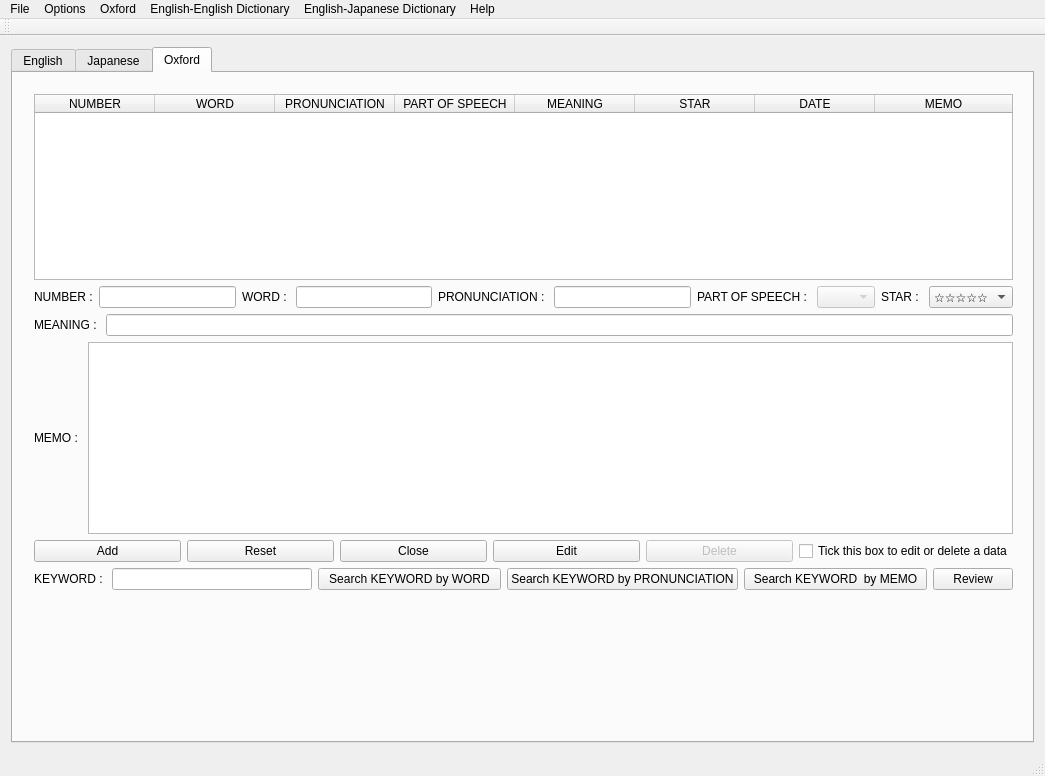
m-fujimoto/Word-savvy, file mainwindow.ui: the form before one commit.
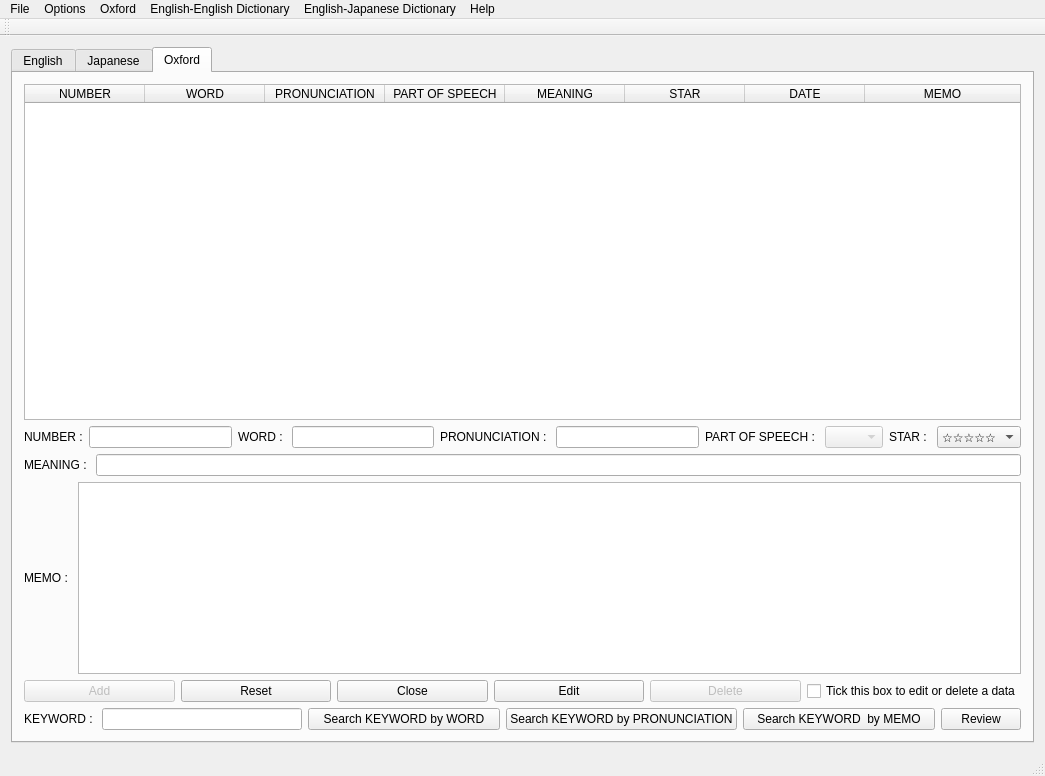
The form after the commit. Icons and pictures are not drawn.

Diff of the .ui file:
```diff
--- a/mainwindow.ui
+++ b/mainwindow.ui
@@ -27,7 +27,7 @@
    <string notr="true"/>
   </property>
   <widget class="QWidget" name="centralWidget">
-   <layout class="QHBoxLayout" name="horizontalLayout_3">
+   <layout class="QVBoxLayout" name="verticalLayout_4">
     <item>
      <widget class="QTabWidget" name="tabWidget">
       <property name="autoFillBackground">
@@ -695,15 +695,8 @@
        <attribute name="title">
         <string>Oxford</string>
        </attribute>
-       <widget class="QWidget" name="layoutWidget">
-        <property name="geometry">
-         <rect>
-          <x>10</x>
-          <y>10</y>
-          <width>1001</width>
-          <height>518</height>
-         </rect>
-        </property>
+       <layout class="QHBoxLayout" name="horizontalLayout_3">
+        <item>
         <layout class="QVBoxLayout" name="verticalLayout_3">
          <item>
           <widget class="QTableWidget" name="Oxford_tableWidget">
@@ -965,7 +958,7 @@
            <item>
             <widget class="QPushButton" name="Oxford_add_pushButton">
              <property name="enabled">
-              <bool>true</bool>
+               <bool>false</bool>
              </property>
              <property name="text">
               <string>Add</string>
@@ -1101,7 +1094,8 @@
           </layout>
          </item>
         </layout>
-       </widget>
+        </item>
+       </layout>
       </widget>
      </widget>
     </item>
```
Left out of the diff: 2 changed lines with no effect on the pictures. Lines whose indentation alone changed are shown as unchanged.
